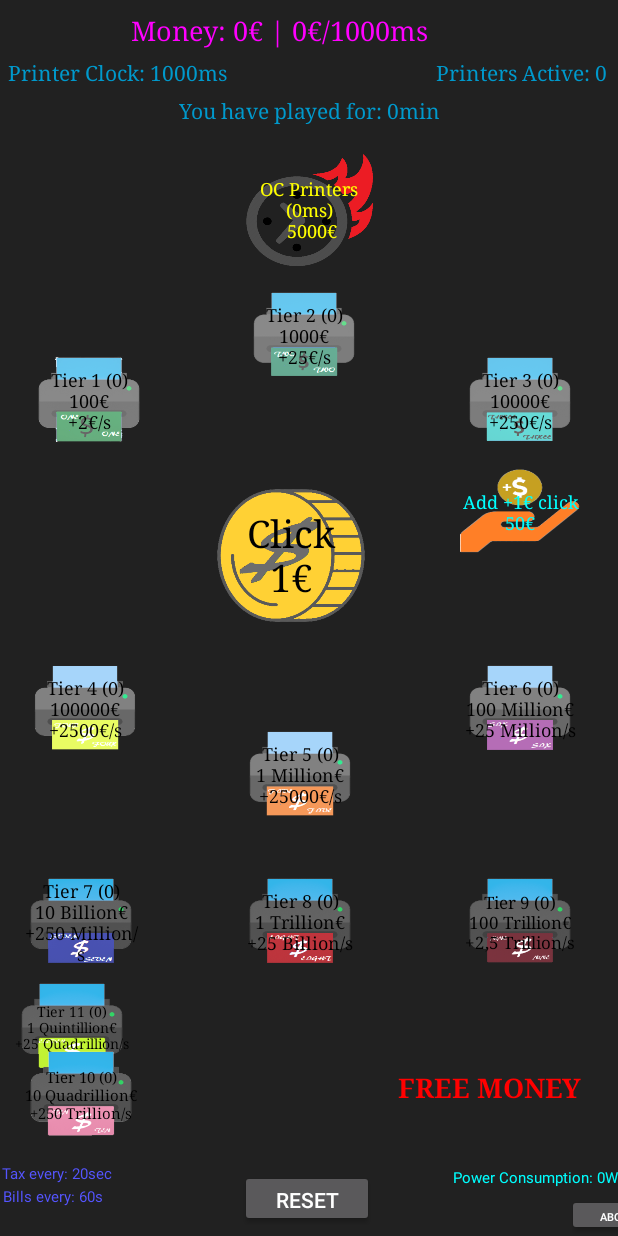
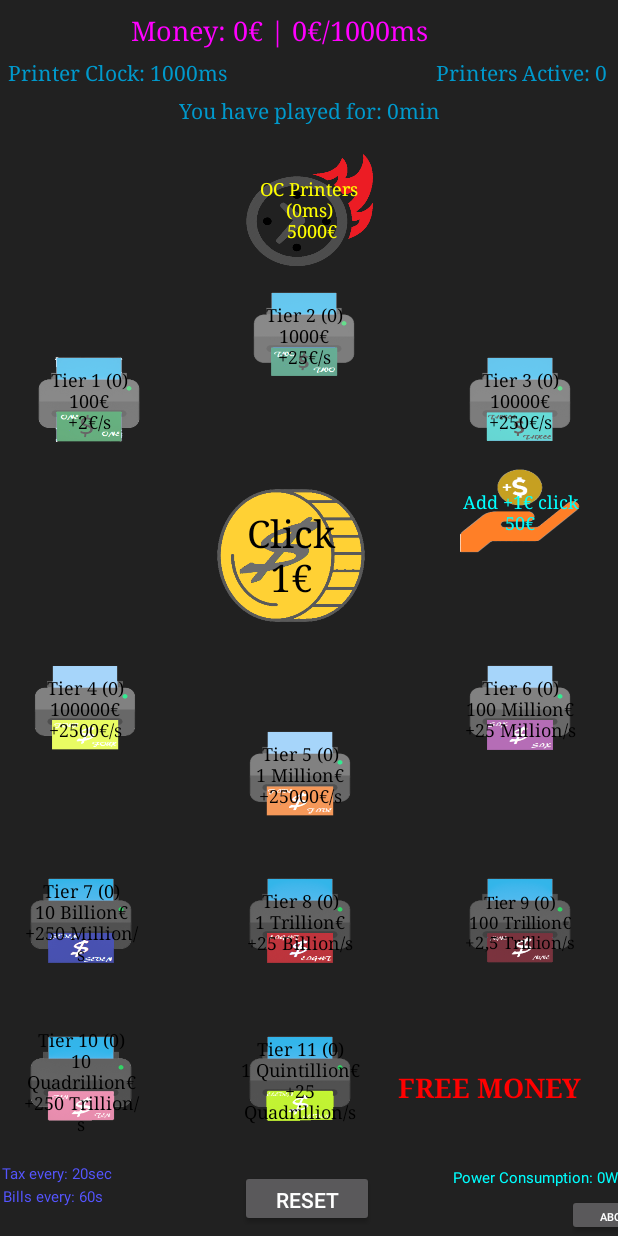
Before and after one commit to ongakken/TaxTheGame, an Android app: the screen it shows after launch (MainActivity), after a tap on an icon or button, on a phone screen of 412 x 824 dp. Run offline under Robolectric (Android 15) with nearby library versions, the light colour scheme and no system bars; our stand-ins replace AdMob; 3 statements that could not run were skipped.

Commit message:
fixed #15, #16;

```diff
--- a/app/src/main/java/com/simtoonsoftware/taxthegame/MainActivity.java
+++ b/app/src/main/java/com/simtoonsoftware/taxthegame/MainActivity.java
@@ -34,6 +34,7 @@ public class MainActivity extends AppCompatActivity implements Runnable, Rewarde
     boolean powerBillEnabled = true;
     boolean taxEnabled = true;
     boolean wantToKill = true;
+    boolean didGovConfiscate = false;
 
     //Long and Integers
     public boolean running = true;
@@ -323,8 +324,11 @@ public class MainActivity extends AppCompatActivity implements Runnable, Rewarde
                                 }
 
                                 if (money >= 9000000000L) {
-                                    money -= money/5;
-                                    Toast.makeText(context, "A government agency came and took a part of your money!", duration).show();
+                                    if (!didGovConfiscate) {
+                                        money -= money / 5;
+                                        Toast.makeText(context, "A government agency came and took a part of your money!", duration).show();
+                                        didGovConfiscate = true;
+                                    }
 
                                 }
 
--- a/app/src/main/res/layout/activity_main.xml
+++ b/app/src/main/res/layout/activity_main.xml
@@ -454,37 +454,35 @@
         android:text="Tier 11 (0)\n1000000000000000000€\n+10000000000€/s"
         android:textAllCaps="false"
         android:textColor="#000000"
-        android:textSize="9sp"
+        android:textSize="12sp"
         android:typeface="serif"
         app:layout_constraintBottom_toBottomOf="parent"
         app:layout_constraintEnd_toEndOf="parent"
-        app:layout_constraintHorizontal_bias="0.0"
+        app:layout_constraintHorizontal_bias="0.482"
         app:layout_constraintStart_toStartOf="parent"
         app:layout_constraintTop_toBottomOf="@+id/cashbutton"
-        app:layout_constraintVertical_bias="0.693" />
+        app:layout_constraintVertical_bias="0.806" />
 
     <Button
         android:id="@+id/machineT10"
         android:layout_width="80dp"
         android:layout_height="70dp"
         android:layout_marginStart="8dp"
-        android:layout_marginLeft="8dp"
         android:layout_marginEnd="8dp"
-        android:layout_marginRight="8dp"
         android:layout_marginBottom="8dp"
         android:background="@drawable/tier_10_printer"
         android:fontFamily="serif"
         android:text="Tier 10 (0)\n10000000000000000€\n+1000000000€/s"
         android:textAllCaps="false"
         android:textColor="#000000"
-        android:textSize="10sp"
+        android:textSize="12sp"
         android:typeface="serif"
         app:layout_constraintBottom_toBottomOf="parent"
         app:layout_constraintEnd_toEndOf="parent"
         app:layout_constraintHorizontal_bias="0.019"
         app:layout_constraintStart_toStartOf="parent"
         app:layout_constraintTop_toBottomOf="@+id/cashbutton"
-        app:layout_constraintVertical_bias="0.837" />
+        app:layout_constraintVertical_bias="0.806" />
 
     <Button
         android:id="@+id/btn_reset"
```
